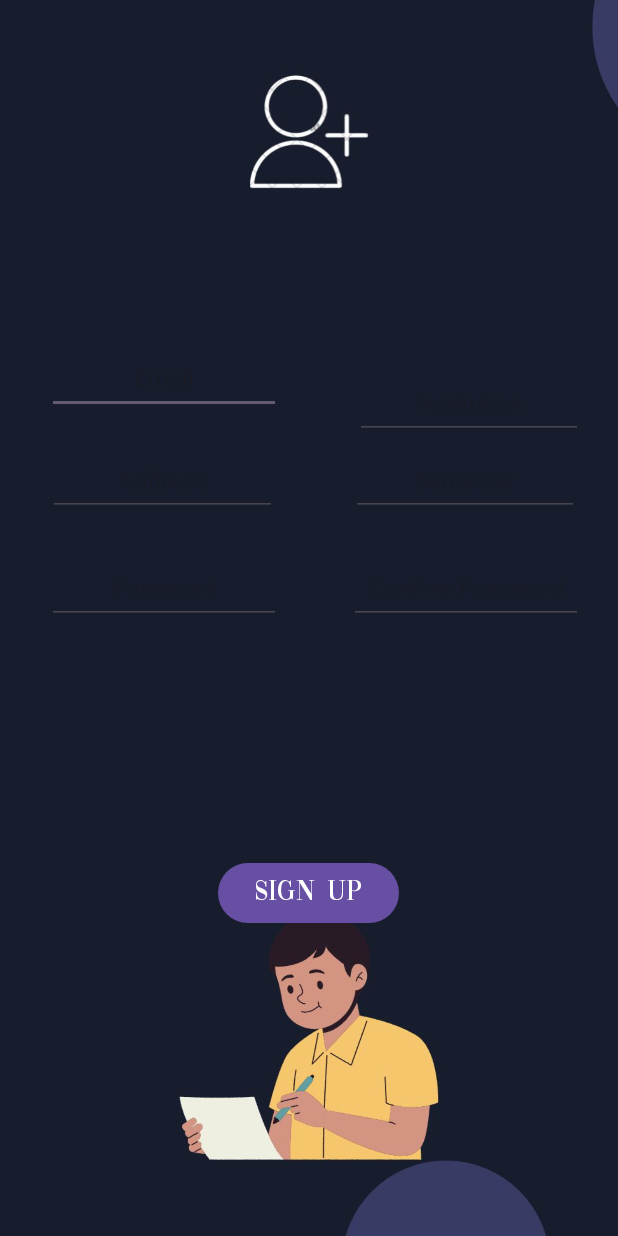
After one commit to Tanzim34/Golokdhadha, an Android app: the TeacherSignUp screen opened directly, with no data from a screen before it, on a phone screen of 412 x 824 dp. The commit adds this screen. Run offline under Robolectric (Android 15) with nearby library versions, the phone set to English and light mode, and no system bars; our stand-ins replace Firebase (no records; nobody signed in at launch, a user with empty details on screens opened directly).

Commit message:
TeacherSignup

```diff
--- a/app/src/main/AndroidManifest.xml
+++ b/app/src/main/AndroidManifest.xml
@@ -1,6 +1,7 @@
 <?xml version="1.0" encoding="utf-8"?>
 <manifest xmlns:android="http://schemas.android.com/apk/res/android"
     xmlns:tools="http://schemas.android.com/tools">
+
     <uses-permission android:name="android.permission.INTERNET" />
 
     <application
@@ -13,6 +14,9 @@
         android:supportsRtl="true"
         android:theme="@style/Theme.MyApplication"
         tools:targetApi="31">
+        <activity
+            android:name=".TeacherSignUp"
+            android:exported="false" />
         <activity
             android:name=".studentSignup"
             android:exported="false" />
--- a/app/src/main/java/com/example/myapplication/MainActivity.java
+++ b/app/src/main/java/com/example/myapplication/MainActivity.java
@@ -57,7 +57,15 @@ public class MainActivity extends AppCompatActivity {
                         goteachlogin();
                     }
                 });
+                Button signUp = findViewById(R.id.signup);
+                signUp.setOnClickListener(new View.OnClickListener() {
+                    @Override
+                    public void onClick(View view) {
+                        goTecSignup();
+                    }
+                });
             }
+
         });
     }
     public void gostdLogin(){
@@ -68,8 +76,9 @@ public class MainActivity extends AppCompatActivity {
         Intent intent = new Intent(this, teacherlogin.class);
         startActivity(intent);
     }
-    public void gostdSignup(){
-
+    public void goTecSignup(){
+        Intent intent = new Intent(this, TeacherSignUp.class);
+        startActivity(intent);
     }
 
 
--- /dev/null
+++ b/app/src/main/java/com/example/myapplication/TeacherSignUp.java
@@ -0,0 +1,96 @@
+package com.example.myapplication;
+
+import androidx.annotation.NonNull;
+import androidx.appcompat.app.AppCompatActivity;
+
+import android.content.Intent;
+import android.media.MediaPlayer;
+import android.os.Bundle;
+import android.text.TextUtils;
+import android.view.View;
+import android.widget.Button;
+import android.widget.EditText;
+import android.widget.ProgressBar;
+import android.widget.Toast;
+
+import com.google.android.gms.tasks.OnCompleteListener;
+import com.google.android.gms.tasks.OnFailureListener;
+import com.google.android.gms.tasks.Task;
+import com.google.firebase.auth.AuthResult;
+import com.google.firebase.auth.FirebaseAuth;
+import com.google.firebase.auth.FirebaseUser;
+
+public class TeacherSignUp extends AppCompatActivity {
+
+    EditText tUsername, tAddress, tInstitution, tSemester, tPassword, tCpassword;
+    @Override
+    protected void onCreate(Bundle savedInstanceState) {
+        super.onCreate(savedInstanceState);
+        setContentView(R.layout.activity_teacher_sign_up);
+        Button button = findViewById(R.id.tSignup);
+        // progressBar = findViewById(R.id.progressBar)
+        tUsername = findViewById(R.id.tUsername);
+        tPassword = findViewById(R.id.tPassword);
+        tInstitution = findViewById(R.id.tInstitution);
+        tSemester= findViewById(R.id.tSemester);
+        tAddress = findViewById(R.id.tAddress);
+        // sPassword = findViewById(R.id.sPassword);
+        tCpassword = findViewById(R.id.tConfirm);
+
+        button.setOnClickListener(new View.OnClickListener() {
+            @Override
+            public void onClick(View view) {
+                tSignUp();
+            }
+        });
+    }
+    void tSignUp(){
+        String user = tUsername.getText().toString();
+        String pass = tPassword.getText().toString();
+        String Institution = tInstitution.getText().toString();
+        String Class = tSemester.getText().toString();
+        String Address = tAddress.getText().toString();
+        // String password = sPassword.getText().toString();
+        String confirm = tCpassword.getText().toString();
+
+        if(TextUtils.isEmpty(user) || TextUtils.isEmpty(pass) || TextUtils.isEmpty(Institution) || TextUtils.isEmpty(Class) || TextUtils.isEmpty(Address) || TextUtils.isEmpty(confirm))
+        {
+            Toast.makeText(TeacherSignUp.this, "Please Fill Out All The Information", Toast.LENGTH_LONG).show();
+        }
+        // check if the class is between 1 ans 12
+        else{
+            //  Toast.makeText(studentSignup.this, "asif", Toast.LENGTH_SHORT).show();
+            StudentSignUpFire(user,pass,Institution, Class, Address);
+        }
+    }
+
+    public void StudentSignUpFire(String username, String password, String institution, String Class, String address){
+        FirebaseAuth auth = FirebaseAuth.getInstance();
+
+        auth.createUserWithEmailAndPassword(username, password).addOnCompleteListener(TeacherSignUp.this, new OnCompleteListener<AuthResult>() {
+            @Override
+            public void onComplete(@NonNull Task<AuthResult> task) {
+                if(task.isSuccessful()){
+                    Toast.makeText(TeacherSignUp.this, "successfull", Toast.LENGTH_SHORT).show();
+                    FirebaseUser user = auth.getCurrentUser();
+                    user.sendEmailVerification();
+                    Intent intent = new Intent(TeacherSignUp.this, studentlogin.class);
+                    intent.setFlags(intent.FLAG_ACTIVITY_CLEAR_TOP | intent.FLAG_ACTIVITY_CLEAR_TASK
+                            |Intent.FLAG_ACTIVITY_NEW_TASK);
+                    startActivity(intent);
+                    finish();
+                }
+                task.addOnFailureListener(new OnFailureListener() {
+                    @Override
+                    public void onFailure(@NonNull Exception e) {
+                        Toast.makeText(TeacherSignUp.this, "Signup failed: " + e.getMessage(), Toast.LENGTH_SHORT).show();
+                    }
+                });
+
+                //else                Toast.makeText(studentSignup.this, "Dibbyo", Toast.LENGTH_SHORT).show();
+
+            }
+        });
+    }
+
+}
--- /dev/null
+++ b/app/src/main/res/layout/activity_teacher_sign_up.xml
@@ -0,0 +1,130 @@
+<?xml version="1.0" encoding="utf-8"?>
+<androidx.constraintlayout.widget.ConstraintLayout xmlns:android="http://schemas.android.com/apk/res/android"
+    xmlns:app="http://schemas.android.com/apk/res-auto"
+    xmlns:tools="http://schemas.android.com/tools"
+    android:layout_width="match_parent"
+    android:layout_height="match_parent"
+    tools:context=".MainActivity"
+    tools:ignore="ExtraText">
+
+    <ImageView
+        android:id="@+id/tSignupScreen"
+        android:layout_width="0dp"
+        android:layout_height="0dp"
+        android:scaleType="centerCrop"
+        android:src="@drawable/studentsignup"
+        app:layout_constraintBottom_toBottomOf="parent"
+        app:layout_constraintEnd_toEndOf="parent"
+        app:layout_constraintHorizontal_bias="0.0"
+        app:layout_constraintStart_toStartOf="parent"
+        app:layout_constraintTop_toTopOf="parent"
+        app:layout_constraintVertical_bias="1.0" />
+
+    <Button
+        android:id="@+id/tSignup"
+        android:layout_width="wrap_content"
+        android:layout_height="wrap_content"
+        android:layout_marginBottom="199dp"
+        android:fontFamily="@font/tata"
+        android:text="SIGN UP"
+        android:textSize="20sp"
+        app:layout_constraintBottom_toBottomOf="parent"
+        app:layout_constraintEnd_toEndOf="parent"
+        app:layout_constraintHorizontal_bias="0.498"
+        app:layout_constraintStart_toStartOf="parent"
+        app:layout_constraintTop_toTopOf="@+id/tSignupScreen"
+        app:layout_constraintVertical_bias="0.991" />
+
+    <EditText
+        android:id="@+id/tUsername"
+        style="@style/Widget.AppCompat.Light.AutoCompleteTextView"
+        android:layout_width="0dp"
+        android:layout_height="48dp"
+        android:layout_marginStart="31dp"
+        android:layout_marginTop="228dp"
+        android:layout_marginEnd="49dp"
+        android:gravity="center"
+        android:hint="Email"
+        android:textAppearance="@style/TextAppearance.AppCompat.Display1"
+        android:textSize="16sp"
+        app:layout_constraintEnd_toStartOf="@+id/tInstitution"
+        app:layout_constraintStart_toStartOf="parent"
+        app:layout_constraintTop_toTopOf="parent"
+        tools:ignore="MissingConstraints" />
+
+    <EditText
+        android:id="@+id/tAddress"
+        android:layout_width="0dp"
+        android:layout_height="48dp"
+        android:layout_marginStart="32dp"
+        android:layout_marginTop="296dp"
+        android:layout_marginEnd="49dp"
+        android:gravity="center"
+        android:hint="Address"
+        android:textSize="16sp"
+        app:layout_constraintEnd_toStartOf="@+id/tSemester"
+        app:layout_constraintStart_toStartOf="parent"
+        app:layout_constraintTop_toTopOf="parent"
+        tools:ignore="MissingConstraints" />
+
+    <EditText
+        android:id="@+id/tPassword"
+        android:layout_width="0dp"
+        android:layout_height="48dp"
+        android:layout_marginStart="31dp"
+        android:layout_marginTop="368dp"
+        android:layout_marginEnd="45dp"
+        android:gravity="center"
+        android:hint="Password"
+        android:inputType="textPassword"
+        android:textSize="16sp"
+        app:layout_constraintEnd_toStartOf="@+id/tConfirm"
+        app:layout_constraintStart_toStartOf="parent"
+        app:layout_constraintTop_toTopOf="parent" />
+
+    <EditText
+        android:id="@+id/tInstitution"
+        android:layout_width="152dp"
+        android:layout_height="47dp"
+        android:layout_marginTop="175dp"
+        android:layout_marginEnd="23dp"
+        android:layout_marginBottom="209dp"
+        android:gravity="center"
+        android:hint="Institution"
+        android:textSize="16sp"
+        app:layout_constraintBottom_toTopOf="@+id/tSignup"
+        app:layout_constraintEnd_toEndOf="parent"
+        app:layout_constraintStart_toEndOf="@+id/tUsername"
+        app:layout_constraintTop_toTopOf="parent"
+        tools:ignore="MissingConstraints" />
+
+    <EditText
+        android:id="@+id/tSemester"
+        android:layout_width="0dp"
+        android:layout_height="48dp"
+        android:layout_marginTop="296dp"
+        android:layout_marginEnd="26dp"
+        android:gravity="center"
+        android:hint="Semester"
+        android:textSize="16sp"
+        app:layout_constraintEnd_toEndOf="parent"
+        app:layout_constraintStart_toEndOf="@+id/tAddress"
+        app:layout_constraintTop_toTopOf="parent"
+        tools:ignore="MissingConstraints" />
+
+    <EditText
+        android:id="@+id/tConfirm"
+        android:layout_width="0dp"
+        android:layout_height="48dp"
+        android:layout_marginTop="368dp"
+        android:layout_marginEnd="23dp"
+        android:gravity="center"
+        android:hint="Confirm Password"
+        android:inputType="textPassword"
+        android:textSize="16sp"
+        app:layout_constraintEnd_toEndOf="parent"
+        app:layout_constraintStart_toEndOf="@+id/tPassword"
+        app:layout_constraintTop_toTopOf="parent"
+        tools:ignore="MissingConstraints" />
+
+</androidx.constraintlayout.widget.ConstraintLayout>
```
